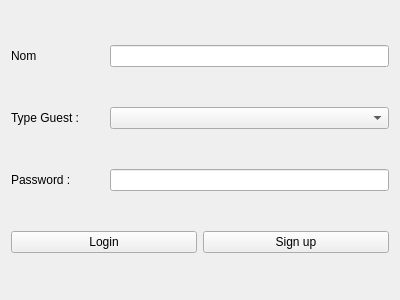
The window that SmartCity/interface/login_page.ui (larcelboi/qt_designers) describes before a commit, drawn with Qt 5.
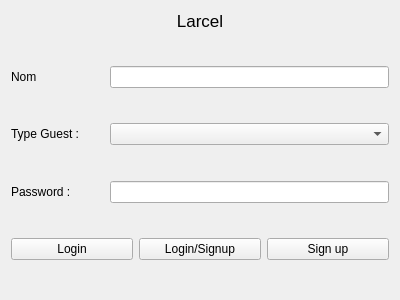
The same window after the commit.

```diff
--- a/SmartCity/interface/login_page.ui
+++ b/SmartCity/interface/login_page.ui
@@ -14,6 +14,41 @@
    <string>Form</string>
   </property>
   <layout class="QVBoxLayout" name="verticalLayout">
+   <item>
+    <layout class="QVBoxLayout" name="verticalLayout_2">
+     <item>
+      <widget class="QLabel" name="label_4">
+       <property name="font">
+        <font>
+         <pointsize>13</pointsize>
+        </font>
+       </property>
+       <property name="text">
+        <string>Larcel</string>
+       </property>
+       <property name="alignment">
+        <set>Qt::AlignmentFlag::AlignCenter</set>
+       </property>
+       <property name="indent">
+        <number>-1</number>
+       </property>
+      </widget>
+     </item>
+    </layout>
+   </item>
+   <item>
+    <spacer name="verticalSpacer_3">
+     <property name="orientation">
+      <enum>Qt::Orientation::Vertical</enum>
+     </property>
+     <property name="sizeHint" stdset="0">
+      <size>
+       <width>20</width>
+       <height>40</height>
+      </size>
+     </property>
+    </spacer>
+   </item>
    <item>
     <layout class="QHBoxLayout" name="horizontalLayout_2" stretch="10,30">
      <item>
@@ -28,6 +63,19 @@
      </item>
     </layout>
    </item>
+   <item>
+    <spacer name="verticalSpacer">
+     <property name="orientation">
+      <enum>Qt::Orientation::Vertical</enum>
+     </property>
+     <property name="sizeHint" stdset="0">
+      <size>
+       <width>20</width>
+       <height>40</height>
+      </size>
+     </property>
+    </spacer>
+   </item>
    <item>
     <layout class="QHBoxLayout" name="horizontalLayout" stretch="10,30">
      <item>
@@ -42,6 +90,19 @@
      </item>
     </layout>
    </item>
+   <item>
+    <spacer name="verticalSpacer_2">
+     <property name="orientation">
+      <enum>Qt::Orientation::Vertical</enum>
+     </property>
+     <property name="sizeHint" stdset="0">
+      <size>
+       <width>20</width>
+       <height>40</height>
+      </size>
+     </property>
+    </spacer>
+   </item>
    <item>
     <layout class="QHBoxLayout" name="horizontalLayout_3" stretch="10,30">
      <item>
@@ -57,7 +118,20 @@
     </layout>
    </item>
    <item>
-    <layout class="QHBoxLayout" name="topBarLayout">
+    <spacer name="verticalSpacer_4">
+     <property name="orientation">
+      <enum>Qt::Orientation::Vertical</enum>
+     </property>
+     <property name="sizeHint" stdset="0">
+      <size>
+       <width>20</width>
+       <height>40</height>
+      </size>
+     </property>
+    </spacer>
+   </item>
+   <item>
+    <layout class="QHBoxLayout" name="horizontalLayout_4">
      <item>
       <widget class="QPushButton" name="btn_login">
        <property name="text">
@@ -65,6 +139,13 @@
        </property>
       </widget>
      </item>
+     <item>
+      <widget class="QPushButton" name="pushButton">
+       <property name="text">
+        <string>Login/Signup</string>
+       </property>
+      </widget>
+     </item>
      <item>
       <widget class="QPushButton" name="sign_up">
        <property name="text">
@@ -74,6 +155,19 @@
      </item>
     </layout>
    </item>
+   <item>
+    <spacer name="verticalSpacer_5">
+     <property name="orientation">
+      <enum>Qt::Orientation::Vertical</enum>
+     </property>
+     <property name="sizeHint" stdset="0">
+      <size>
+       <width>20</width>
+       <height>40</height>
+      </size>
+     </property>
+    </spacer>
+   </item>
   </layout>
  </widget>
  <resources/>
```
